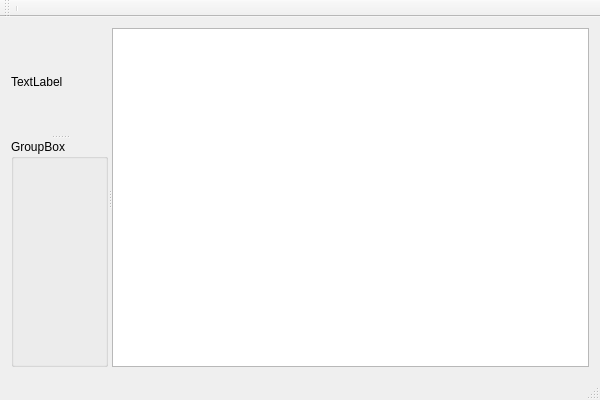
Above: Forms/CMain.ui from skynowa/xxxdb before the change. Below: the same form after it.
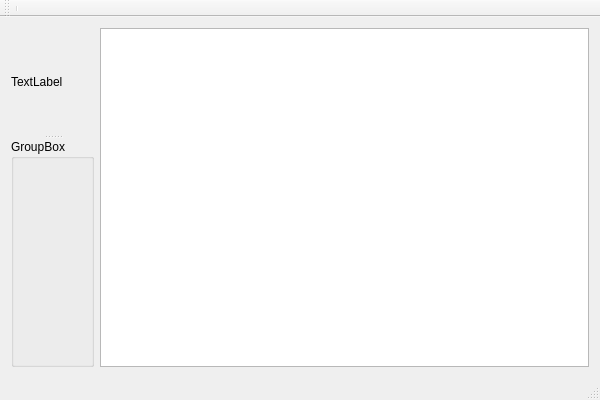
That is the form after the change.

Commit message: FIX: set autosize for groupbox ADD: photo_1 DB field

Patch:
```diff
--- a/Forms/CMain.ui
+++ b/Forms/CMain.ui
@@ -22,10 +22,6 @@
   <widget class="QWidget" name="centralWidget">
    <layout class="QGridLayout" name="gridLayout">
     <item row="0" column="0">
-     <widget class="QSplitter" name="splitter_2">
-      <property name="orientation">
-       <enum>Qt::Horizontal</enum>
-      </property>
       <widget class="QSplitter" name="splitter">
        <property name="orientation">
         <enum>Qt::Vertical</enum>
@@ -41,8 +37,9 @@
         </property>
        </widget>
       </widget>
+    </item>
+    <item row="0" column="1">
       <widget class="QTableView" name="tabvInfo"/>
-     </widget>
     </item>
    </layout>
   </widget>
```
Left out of the diff: 2 changed lines with no effect on the pictures. Lines whose indentation alone changed are shown as unchanged. The commit also changes 2 other files.
